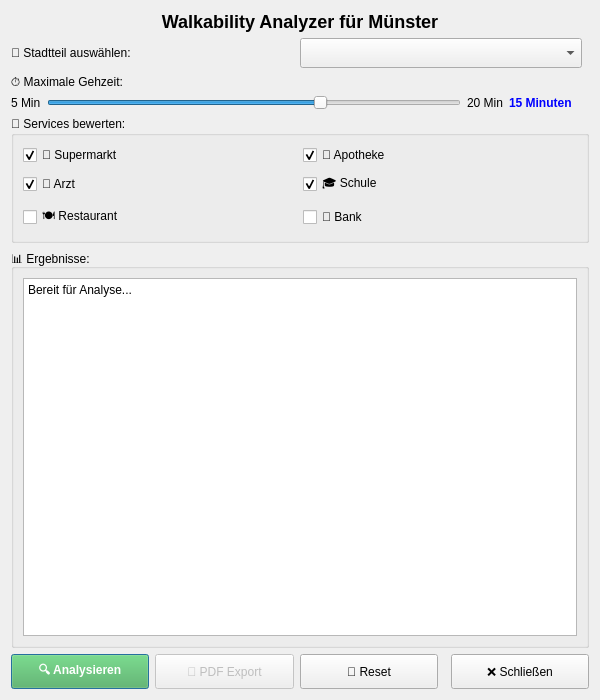
The window that walkability_analyzer_dialog_base.ui (awiechma/QGIS-walkability-analyzer) describes before a commit, drawn with Qt 5.
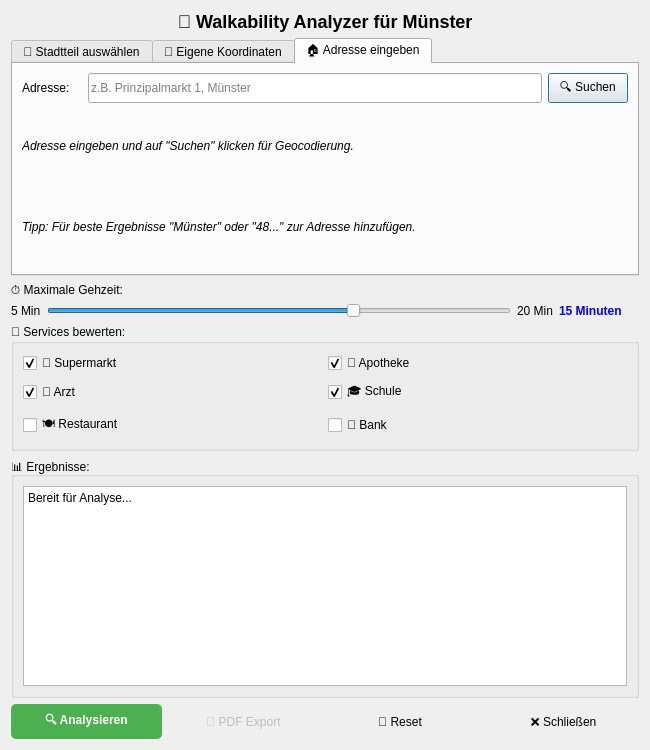
The same window after the commit. The open tabs and pages were chosen to show the change.

What changed in the file:
```diff
--- a/walkability_analyzer_dialog_base.ui
+++ b/walkability_analyzer_dialog_base.ui
@@ -6,8 +6,8 @@
    <rect>
     <x>0</x>
     <y>0</y>
-    <width>600</width>
-    <height>700</height>
+    <width>650</width>
+    <height>750</height>
    </rect>
   </property>
   <property name="windowTitle">
@@ -19,7 +19,7 @@
    <item>
     <widget class="QLabel" name="label_title">
      <property name="text">
-      <string>&lt;h2&gt;Walkability Analyzer für Münster&lt;/h2&gt;</string>
+      <string>&lt;h2&gt;🚶 Walkability Analyzer für Münster&lt;/h2&gt;</string>
      </property>
      <property name="alignment">
       <set>Qt::AlignCenter</set>
@@ -29,15 +29,27 @@
    
    <!-- Stadtteil Auswahl -->
    <item>
-    <layout class="QHBoxLayout" name="layout_district">
+    <widget class="QTabWidget" name="tabWidget_location">
+     <property name="currentIndex">
+      <number>0</number>
+     </property>
+     
+     <!-- Stadtteil Tab -->
+     <widget class="QWidget" name="tab_districts">
+      <attribute name="title">
+       <string>📍 Stadtteil auswählen</string>
+      </attribute>
+      <layout class="QVBoxLayout" name="layout_districts">
+       <item>
+        <layout class="QHBoxLayout" name="layout_district_select">
      <item>
       <widget class="QLabel" name="label_district">
        <property name="text">
-        <string>📍 Stadtteil auswählen:</string>
+            <string>Stadtteil:</string>
        </property>
        <property name="minimumSize">
         <size>
-         <width>150</width>
+             <width>80</width>
          <height>0</height>
         </size>
        </property>
@@ -62,6 +74,163 @@
      </item>
     </layout>
    </item>
+       <item>
+        <widget class="QLabel" name="label_district_info">
+         <property name="text">
+          <string>&lt;i&gt;Wählen Sie einen der vordefinierten Münster Stadtteile aus.&lt;/i&gt;</string>
+         </property>
+         <property name="wordWrap">
+          <bool>true</bool>
+         </property>
+        </widget>
+       </item>
+      </layout>
+     </widget>
+     
+     <!-- Koordinaten Tab -->
+     <widget class="QWidget" name="tab_coordinates">
+      <attribute name="title">
+       <string>🎯 Eigene Koordinaten</string>
+      </attribute>
+      <layout class="QVBoxLayout" name="layout_coordinates">
+       <item>
+        <layout class="QGridLayout" name="layout_coord_input">
+         <item row="0" column="0">
+          <widget class="QLabel" name="label_latitude">
+           <property name="text">
+            <string>Breitengrad (Lat):</string>
+           </property>
+          </widget>
+         </item>
+         <item row="0" column="1">
+          <widget class="QLineEdit" name="lineEdit_latitude">
+           <property name="placeholderText">
+            <string>z.B. 51.9606649</string>
+           </property>
+           <property name="minimumSize">
+            <size>
+             <width>150</width>
+             <height>30</height>
+            </size>
+           </property>
+          </widget>
+         </item>
+         <item row="0" column="2">
+          <spacer name="spacer_lat">
+           <property name="orientation">
+            <enum>Qt::Horizontal</enum>
+           </property>
+          </spacer>
+         </item>
+         <item row="1" column="0">
+          <widget class="QLabel" name="label_longitude">
+           <property name="text">
+            <string>Längengrad (Lon):</string>
+           </property>
+          </widget>
+         </item>
+         <item row="1" column="1">
+          <widget class="QLineEdit" name="lineEdit_longitude">
+           <property name="placeholderText">
+            <string>z.B. 7.6261347</string>
+           </property>
+           <property name="minimumSize">
+            <size>
+             <width>150</width>
+             <height>30</height>
+            </size>
+           </property>
+          </widget>
+         </item>
+        </layout>
+       </item>
+       <item>
+        <widget class="QLabel" name="label_coord_info">
+         <property name="text">
+          <string>&lt;i&gt;Geben Sie Koordinaten im WGS84-Format ein (Dezimalgrad). Für beste Ergebnisse sollten die Koordinaten im Münster-Bereich liegen.&lt;/i&gt;</string>
+         </property>
+         <property name="wordWrap">
+          <bool>true</bool>
+         </property>
+        </widget>
+       </item>
+      </layout>
+     </widget>
+     
+     <!-- Adresse Tab -->
+     <widget class="QWidget" name="tab_address">
+      <attribute name="title">
+       <string>🏠 Adresse eingeben</string>
+      </attribute>
+      <layout class="QVBoxLayout" name="layout_address">
+       <item>
+        <layout class="QHBoxLayout" name="layout_address_input">
+         <item>
+          <widget class="QLabel" name="label_address">
+           <property name="text">
+            <string>Adresse:</string>
+           </property>
+           <property name="minimumSize">
+            <size>
+             <width>60</width>
+             <height>0</height>
+            </size>
+           </property>
+          </widget>
+         </item>
+         <item>
+          <widget class="QLineEdit" name="lineEdit_address">
+           <property name="placeholderText">
+            <string>z.B. Prinzipalmarkt 1, Münster</string>
+           </property>
+           <property name="minimumSize">
+            <size>
+             <width>300</width>
+             <height>30</height>
+            </size>
+           </property>
+          </widget>
+         </item>
+         <item>
+          <widget class="QPushButton" name="pushButton_geocode">
+           <property name="text">
+            <string>🔍 Suchen</string>
+           </property>
+           <property name="minimumSize">
+            <size>
+             <width>80</width>
+             <height>30</height>
+            </size>
+           </property>
+          </widget>
+         </item>
+        </layout>
+       </item>
+       <item>
+        <widget class="QLabel" name="label_geocode_result">
+         <property name="text">
+          <string>&lt;i&gt;Adresse eingeben und auf "Suchen" klicken für Geocodierung.&lt;/i&gt;</string>
+         </property>
+         <property name="wordWrap">
+          <bool>true</bool>
+         </property>
+        </widget>
+       </item>
+       <item>
+        <widget class="QLabel" name="label_address_info">
+         <property name="text">
+          <string>&lt;i&gt;Tipp: Für beste Ergebnisse "Münster" oder "48..." zur Adresse hinzufügen.&lt;/i&gt;</string>
+         </property>
+         <property name="wordWrap">
+          <bool>true</bool>
+         </property>
+        </widget>
+       </item>
+      </layout>
+     </widget>
+     
+    </widget>
+   </item>
    
    <!-- Zeit Slider -->
    <item>
@@ -236,7 +405,7 @@
         </size>
        </property>
        <property name="styleSheet">
-        <string>QPushButton { background-color: #4CAF50; color: white; font-weight: bold; }</string>
+        <string>QPushButton { background-color: #4CAF50; color: white; font-weight: bold; border-radius: 5px; }</string>
        </property>
       </widget>
      </item>
@@ -254,6 +423,9 @@
        <property name="enabled">
         <bool>false</bool>
        </property>
+       <property name="styleSheet">
+        <string>QPushButton { border-radius: 5px; }</string>
+       </property>
       </widget>
      </item>
      <item>
@@ -267,6 +439,9 @@
          <height>35</height>
         </size>
        </property>
+       <property name="styleSheet">
+        <string>QPushButton { border-radius: 5px; }</string>
+       </property>
       </widget>
      </item>
      <item>
@@ -287,6 +462,9 @@
          <height>35</height>
         </size>
        </property>
+       <property name="styleSheet">
+        <string>QPushButton { border-radius: 5px; }</string>
+       </property>
       </widget>
      </item>
     </layout>
```
Left out of the diff: 2 changed lines with no effect on the pictures. Lines whose indentation alone changed are shown as unchanged.
